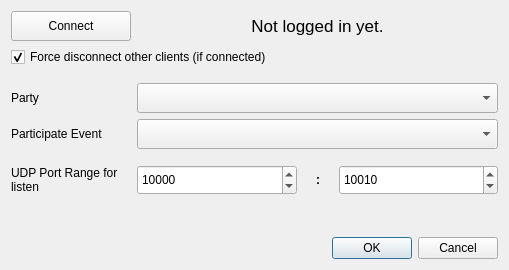
Above: src/UI/settings-dialog.ui from OPENSPHERE-Inc/src-link before the change. Below: the same form after it.
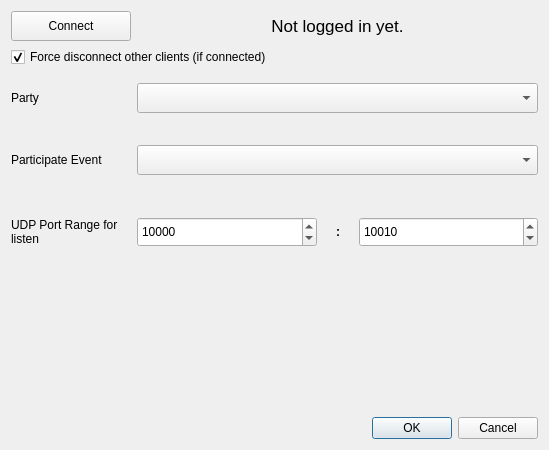
That is the form after the change.

Commit message: - Refactoring schema - Add supports for any source capture to linked output. - Add display of party/event picture to settings dialog.

Patch:
```diff
--- a/src/UI/settings-dialog.ui
+++ b/src/UI/settings-dialog.ui
@@ -6,8 +6,8 @@
    <rect>
     <x>0</x>
     <y>0</y>
-    <width>509</width>
-    <height>270</height>
+    <width>549</width>
+    <height>450</height>
    </rect>
   </property>
   <property name="windowTitle">
@@ -126,6 +126,39 @@
      </item>
     </layout>
    </item>
+   <item>
+    <layout class="QHBoxLayout" name="partyPictureLayout" stretch="0,0">
+     <property name="topMargin">
+      <number>0</number>
+     </property>
+     <item>
+      <spacer name="partyPictureSpacer">
+       <property name="orientation">
+        <enum>Qt::Orientation::Horizontal</enum>
+       </property>
+       <property name="sizeType">
+        <enum>QSizePolicy::Policy::Fixed</enum>
+       </property>
+       <property name="sizeHint" stdset="0">
+        <size>
+         <width>120</width>
+         <height>20</height>
+        </size>
+       </property>
+      </spacer>
+     </item>
+     <item>
+      <widget class="QLabel" name="partyPictureLabel">
+       <property name="text">
+        <string/>
+       </property>
+       <property name="alignment">
+        <set>Qt::AlignmentFlag::AlignCenter</set>
+       </property>
+      </widget>
+     </item>
+    </layout>
+   </item>
    <item>
     <layout class="QHBoxLayout" name="eventLayout">
      <property name="spacing">
@@ -171,6 +204,39 @@
      </item>
     </layout>
    </item>
+   <item>
+    <layout class="QHBoxLayout" name="partyEventPictureLayout">
+     <property name="bottomMargin">
+      <number>0</number>
+     </property>
+     <item>
+      <spacer name="partyEventPictureSpacer">
+       <property name="orientation">
+        <enum>Qt::Orientation::Horizontal</enum>
+       </property>
+       <property name="sizeType">
+        <enum>QSizePolicy::Policy::Fixed</enum>
+       </property>
+       <property name="sizeHint" stdset="0">
+        <size>
+         <width>120</width>
+         <height>20</height>
+        </size>
+       </property>
+      </spacer>
+     </item>
+     <item>
+      <widget class="QLabel" name="partyEventPictureLabel">
+       <property name="text">
+        <string/>
+       </property>
+       <property name="alignment">
+        <set>Qt::AlignmentFlag::AlignCenter</set>
+       </property>
+      </widget>
+     </item>
+    </layout>
+   </item>
    <item>
     <spacer name="spacer2">
      <property name="orientation">
```
The commit also changes 18 other files.
